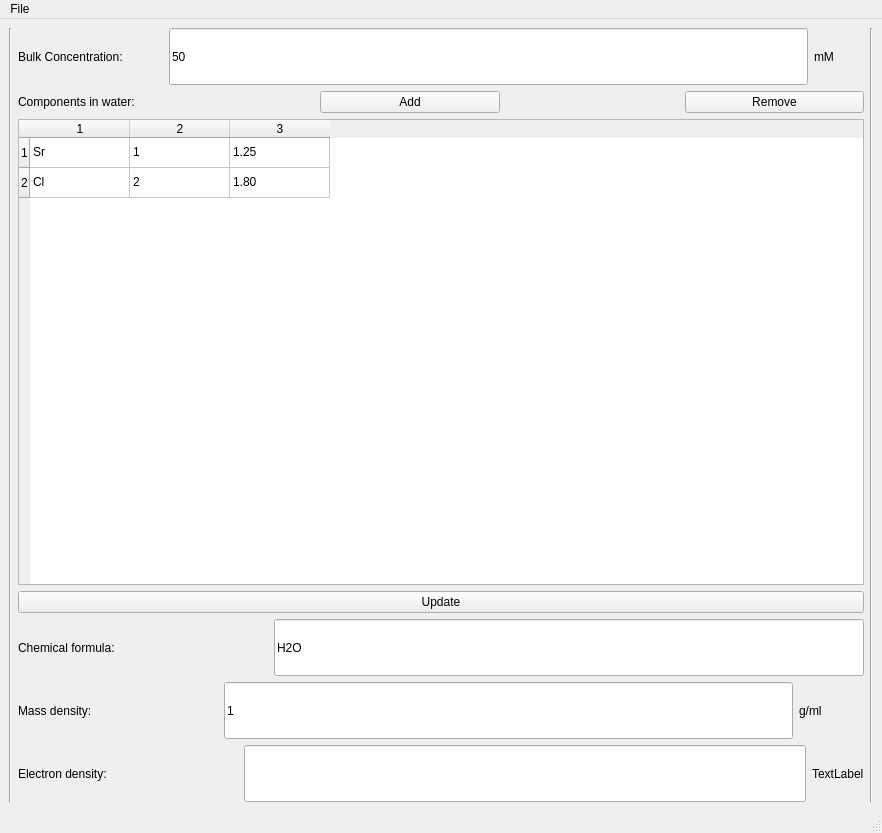
chemmatcars/XAnoS, file Tools/Calculators/UI_Forms/Den_Calc.ui: the form before one commit.
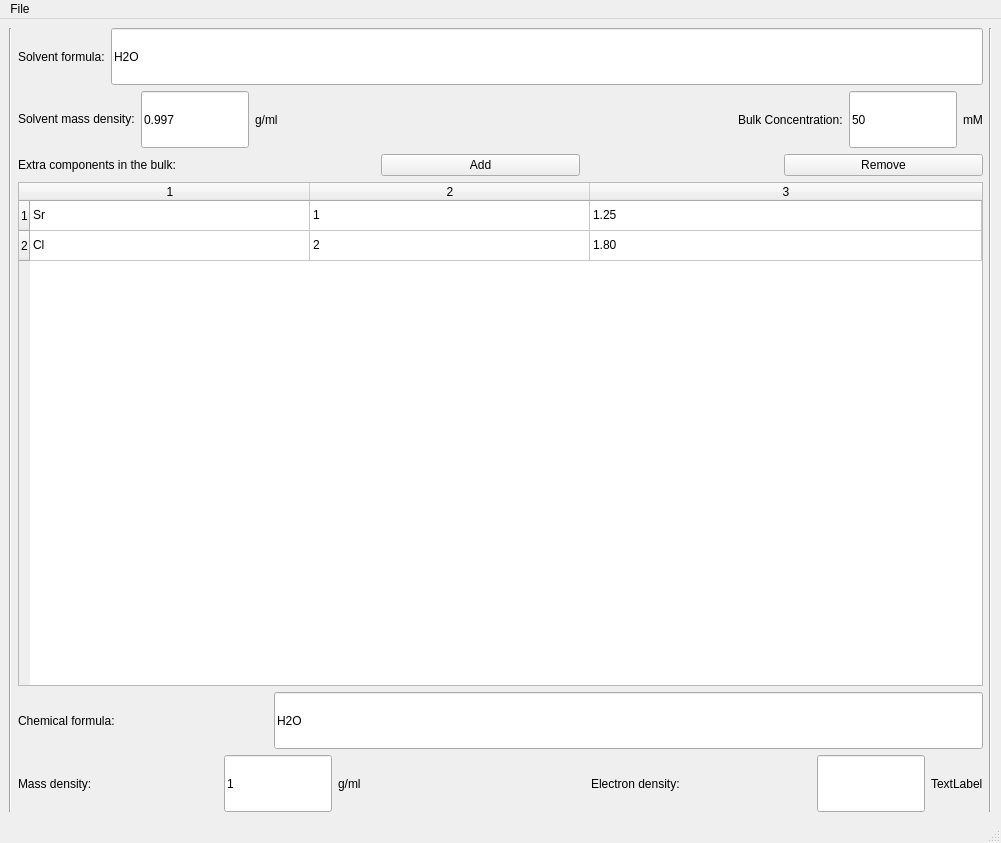
The form after the commit.

Commit message: Added new function DampedSine and updated Parratt_Biphasic.py Updated the Data_Dialog to provide an automated col_name with col_numbers while adding new column

The edit to the form file:
```diff
--- a/Tools/Calculators/UI_Forms/Den_Calc.ui
+++ b/Tools/Calculators/UI_Forms/Den_Calc.ui
@@ -6,15 +6,15 @@
    <rect>
     <x>0</x>
     <y>0</y>
-    <width>882</width>
-    <height>833</height>
+    <width>1001</width>
+    <height>843</height>
    </rect>
   </property>
   <property name="windowTitle">
    <string>MainWindow</string>
   </property>
   <widget class="QWidget" name="centralwidget">
-   <layout class="QGridLayout" name="gridLayout_2">
+   <layout class="QGridLayout" name="gridLayout">
     <item row="0" column="0">
      <widget class="Line" name="line">
       <property name="orientation">
@@ -23,13 +23,113 @@
      </widget>
     </item>
     <item row="0" column="1">
-     <layout class="QGridLayout" name="gridLayout">
-      <item row="0" column="0">
+     <layout class="QVBoxLayout" name="verticalLayout">
+      <item>
        <layout class="QHBoxLayout" name="horizontalLayout">
         <item>
+         <widget class="QLabel" name="label_7">
+          <property name="minimumSize">
+           <size>
+            <width>0</width>
+            <height>57</height>
+           </size>
+          </property>
+          <property name="text">
+           <string>Solvent formula:</string>
+          </property>
+         </widget>
+        </item>
+        <item>
+         <widget class="QLineEdit" name="solchemforLE">
+          <property name="sizePolicy">
+           <sizepolicy hsizetype="Expanding" vsizetype="Fixed">
+            <horstretch>0</horstretch>
+            <verstretch>0</verstretch>
+           </sizepolicy>
+          </property>
+          <property name="minimumSize">
+           <size>
+            <width>0</width>
+            <height>57</height>
+           </size>
+          </property>
+          <property name="text">
+           <string>H2O</string>
+          </property>
+         </widget>
+        </item>
+       </layout>
+      </item>
+      <item>
+       <layout class="QHBoxLayout" name="horizontalLayout_5">
+        <item>
+         <widget class="QLabel" name="label_8">
+          <property name="sizePolicy">
+           <sizepolicy hsizetype="Preferred" vsizetype="Fixed">
+            <horstretch>0</horstretch>
+            <verstretch>0</verstretch>
+           </sizepolicy>
+          </property>
+          <property name="text">
+           <string>Solvent mass density:</string>
+          </property>
+         </widget>
+        </item>
+        <item>
+         <widget class="QLineEdit" name="solmassdenLE">
+          <property name="sizePolicy">
+           <sizepolicy hsizetype="Preferred" vsizetype="Fixed">
+            <horstretch>0</horstretch>
+            <verstretch>0</verstretch>
+           </sizepolicy>
+          </property>
+          <property name="minimumSize">
+           <size>
+            <width>0</width>
+            <height>57</height>
+           </size>
+          </property>
+          <property name="text">
+           <string>0.997</string>
+          </property>
+         </widget>
+        </item>
+        <item>
+         <widget class="QLabel" name="label_9">
+          <property name="sizePolicy">
+           <sizepolicy hsizetype="Preferred" vsizetype="Fixed">
+            <horstretch>0</horstretch>
+            <verstretch>0</verstretch>
+           </sizepolicy>
+          </property>
+          <property name="minimumSize">
+           <size>
+            <width>0</width>
+            <height>57</height>
+           </size>
+          </property>
+          <property name="text">
+           <string>g/ml</string>
+          </property>
+         </widget>
+        </item>
+        <item>
+         <spacer name="horizontalSpacer_5">
+          <property name="orientation">
+           <enum>Qt::Horizontal</enum>
+          </property>
+          <property name="sizeHint" stdset="0">
+           <size>
+            <width>40</width>
+            <height>20</height>
+           </size>
+          </property>
+         </spacer>
+        </item>
+        <item>
          <widget class="QLabel" name="label">
           <property name="sizePolicy">
-           <sizepolicy hsizetype="Minimum" vsizetype="Preferred">
+           <sizepolicy hsizetype="Preferred" vsizetype="Fixed">
             <horstretch>0</horstretch>
             <verstretch>0</verstretch>
            </sizepolicy>
@@ -45,24 +145,14 @@
           </property>
          </widget>
         </item>
-        <item>
-         <spacer name="horizontalSpacer">
-          <property name="orientation">
-           <enum>Qt::Horizontal</enum>
-          </property>
-          <property name="sizeType">
-           <enum>QSizePolicy::Minimum</enum>
-          </property>
-          <property name="sizeHint" stdset="0">
-           <size>
-            <width>40</width>
-            <height>20</height>
-           </size>
-          </property>
-         </spacer>
-        </item>
         <item>
          <widget class="QLineEdit" name="bulkconLE">
+          <property name="sizePolicy">
+           <sizepolicy hsizetype="Preferred" vsizetype="Fixed">
+            <horstretch>0</horstretch>
+            <verstretch>0</verstretch>
+           </sizepolicy>
+          </property>
           <property name="minimumSize">
            <size>
             <width>0</width>
@@ -77,17 +167,23 @@
         <item>
          <widget class="QLabel" name="label_18">
           <property name="sizePolicy">
-           <sizepolicy hsizetype="Minimum" vsizetype="Preferred">
+           <sizepolicy hsizetype="Preferred" vsizetype="Fixed">
             <horstretch>0</horstretch>
             <verstretch>0</verstretch>
            </sizepolicy>
           </property>
           <property name="minimumSize">
            <size>
-            <width>50</width>
+            <width>0</width>
             <height>57</height>
            </size>
           </property>
+          <property name="maximumSize">
+           <size>
+            <width>16777215</width>
+            <height>16777215</height>
+           </size>
+          </property>
           <property name="text">
            <string>mM</string>
           </property>
@@ -95,7 +191,7 @@
         </item>
        </layout>
       </item>
-      <item row="1" column="0">
+      <item>
        <layout class="QHBoxLayout" name="horizontalLayout_2">
         <item>
          <widget class="QLabel" name="label_2">
@@ -106,7 +202,7 @@
            </sizepolicy>
           </property>
           <property name="text">
-           <string>Components in water:</string>
+           <string>Extra components in the bulk:</string>
           </property>
          </widget>
         </item>
@@ -164,7 +260,7 @@
         </item>
        </layout>
       </item>
-      <item row="2" column="0">
+      <item>
        <widget class="QTableWidget" name="subphaseTW">
         <property name="minimumSize">
          <size>
@@ -181,6 +277,15 @@
         <attribute name="horizontalHeaderVisible">
          <bool>true</bool>
         </attribute>
+        <attribute name="horizontalHeaderCascadingSectionResizes">
+         <bool>false</bool>
+        </attribute>
+        <attribute name="horizontalHeaderDefaultSectionSize">
+         <number>280</number>
+        </attribute>
+        <attribute name="horizontalHeaderStretchLastSection">
+         <bool>true</bool>
+        </attribute>
         <row/>
         <row/>
         <column/>
@@ -218,20 +323,7 @@
         </item>
        </widget>
       </item>
-      <item row="3" column="0">
-       <widget class="QPushButton" name="updatePB">
-        <property name="minimumSize">
-         <size>
-          <width>800</width>
-          <height>0</height>
-         </size>
-        </property>
-        <property name="text">
-         <string>Update</string>
-        </property>
-       </widget>
-      </item>
-      <item row="4" column="0">
+      <item>
        <layout class="QHBoxLayout" name="horizontalLayout_3">
         <item>
          <widget class="QLabel" name="label_3">
@@ -270,12 +362,12 @@
         </item>
        </layout>
       </item>
-      <item row="5" column="0">
+      <item>
        <layout class="QHBoxLayout" name="horizontalLayout_4">
         <item>
          <widget class="QLabel" name="label_4">
           <property name="sizePolicy">
-           <sizepolicy hsizetype="Minimum" vsizetype="Preferred">
+           <sizepolicy hsizetype="Fixed" vsizetype="Preferred">
             <horstretch>0</horstretch>
             <verstretch>0</verstretch>
            </sizepolicy>
@@ -293,6 +385,12 @@
         </item>
         <item>
          <widget class="QLineEdit" name="massdenLE">
+          <property name="sizePolicy">
+           <sizepolicy hsizetype="Preferred" vsizetype="Fixed">
+            <horstretch>0</horstretch>
+            <verstretch>0</verstretch>
+           </sizepolicy>
+          </property>
           <property name="minimumSize">
            <size>
             <width>0</width>
@@ -310,7 +408,7 @@
         <item>
          <widget class="QLabel" name="label_5">
           <property name="sizePolicy">
-           <sizepolicy hsizetype="Minimum" vsizetype="Preferred">
+           <sizepolicy hsizetype="Preferred" vsizetype="Fixed">
             <horstretch>0</horstretch>
             <verstretch>0</verstretch>
            </sizepolicy>
@@ -326,14 +424,23 @@
           </property>
          </widget>
         </item>
-       </layout>
-      </item>
-      <item row="6" column="0">
-       <layout class="QHBoxLayout" name="horizontalLayout_5">
+        <item>
+         <spacer name="horizontalSpacer_4">
+          <property name="orientation">
+           <enum>Qt::Horizontal</enum>
+          </property>
+          <property name="sizeHint" stdset="0">
+           <size>
+            <width>40</width>
+            <height>20</height>
+           </size>
+          </property>
+         </spacer>
+        </item>
         <item>
          <widget class="QLabel" name="label_6">
           <property name="sizePolicy">
-           <sizepolicy hsizetype="Minimum" vsizetype="Preferred">
+           <sizepolicy hsizetype="Preferred" vsizetype="Fixed">
             <horstretch>0</horstretch>
             <verstretch>0</verstretch>
            </sizepolicy>
@@ -351,6 +458,12 @@
         </item>
         <item>
          <widget class="QLineEdit" name="eledenLE">
+          <property name="sizePolicy">
+           <sizepolicy hsizetype="Preferred" vsizetype="Fixed">
+            <horstretch>0</horstretch>
+            <verstretch>0</verstretch>
+           </sizepolicy>
+          </property>
           <property name="minimumSize">
            <size>
             <width>0</width>
@@ -365,7 +478,7 @@
         <item>
          <widget class="QLabel" name="eledenLabel">
           <property name="sizePolicy">
-           <sizepolicy hsizetype="Minimum" vsizetype="Preferred">
+           <sizepolicy hsizetype="Preferred" vsizetype="Fixed">
             <horstretch>0</horstretch>
             <verstretch>0</verstretch>
            </sizepolicy>
@@ -399,7 +512,7 @@
     <rect>
      <x>0</x>
      <y>0</y>
-     <width>882</width>
+     <width>1001</width>
      <height>47</height>
     </rect>
    </property>
```
The commit also changes 10 other files.
